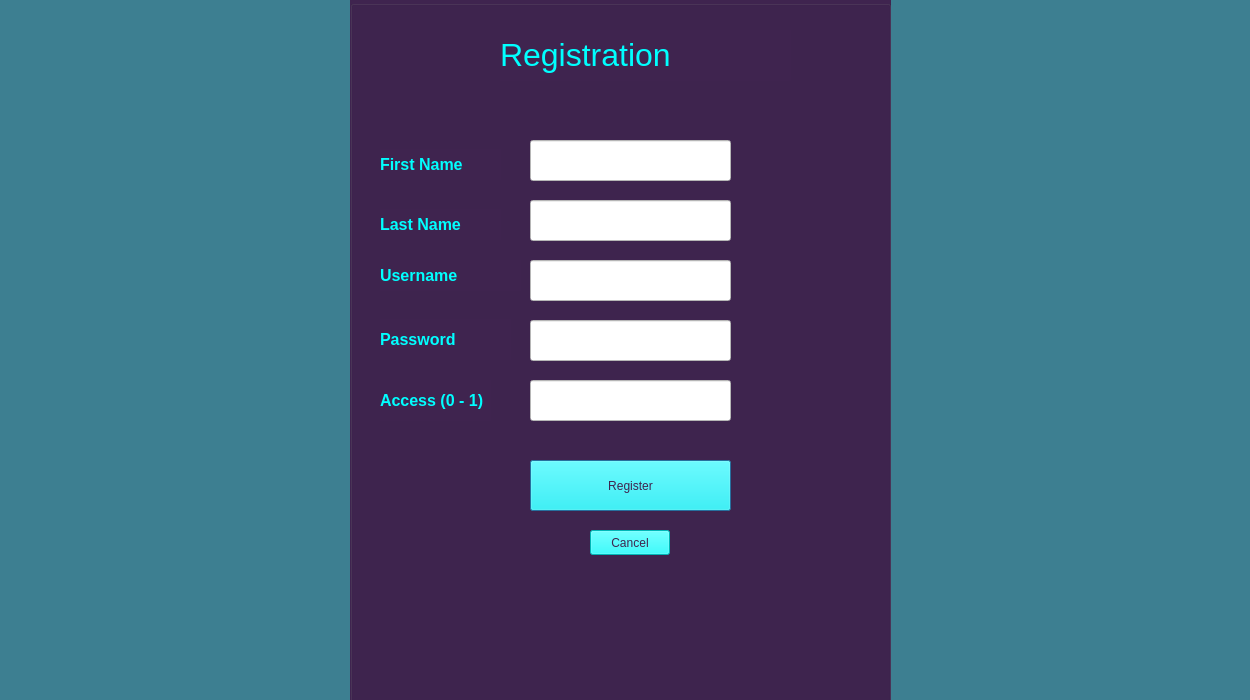
Old version of the form Gas_Station_Project/registrationwindow.ui in the repository Raymo1892/RuntimeTerror.
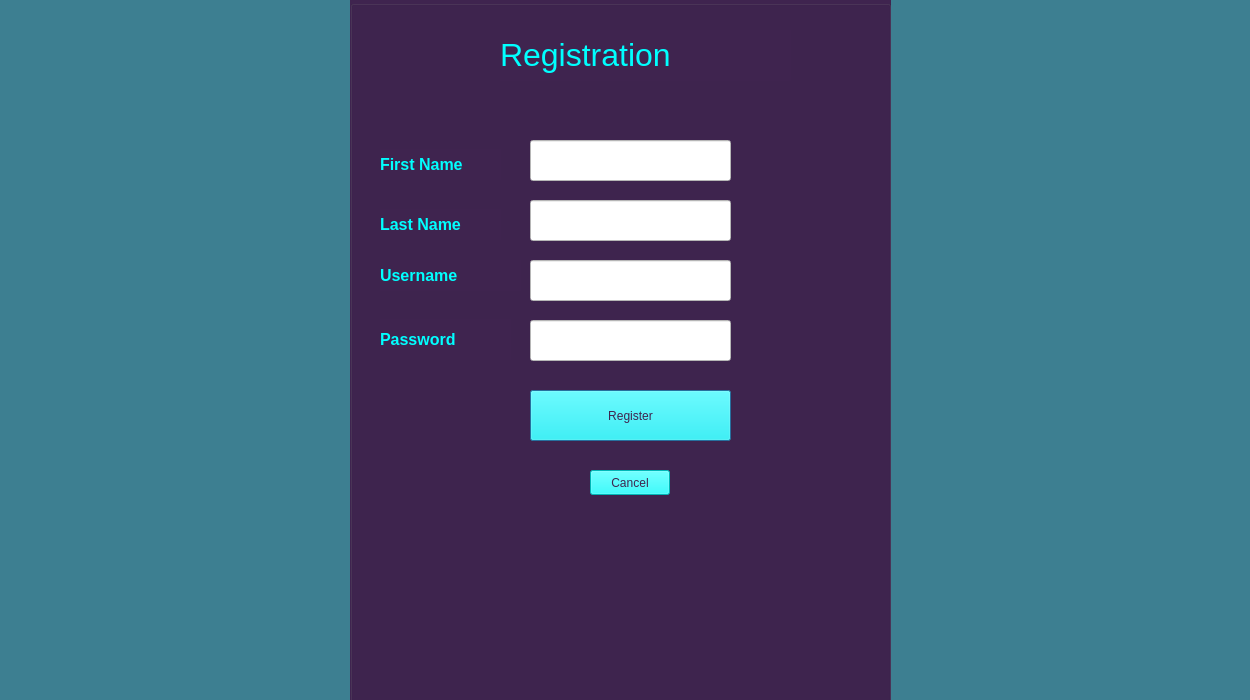
New version of the form.

```diff
--- a/Gas_Station_Project/registrationwindow.ui
+++ b/Gas_Station_Project/registrationwindow.ui
@@ -147,37 +147,6 @@
      <enum>QLineEdit::Password</enum>
     </property>
    </widget>
-   <widget class="QLineEdit" name="lineEdit_Email">
-    <property name="geometry">
-     <rect>
-      <x>180</x>
-      <y>380</y>
-      <width>201</width>
-      <height>41</height>
-     </rect>
-    </property>
-    <property name="styleSheet">
-     <string notr="true">background-color: rgb(255, 255, 255);</string>
-    </property>
-   </widget>
-   <widget class="QLabel" name="emailLabel">
-    <property name="geometry">
-     <rect>
-      <x>30</x>
-      <y>380</y>
-      <width>111</width>
-      <height>41</height>
-     </rect>
-    </property>
-    <property name="styleSheet">
-     <string notr="true">font: 87 8pt &quot;Segoe UI Black&quot;;
-background-color: rgb(63, 36, 79);
-color: rgb(0, 255, 255);</string>
-    </property>
-    <property name="text">
-     <string>&lt;html&gt;&lt;head/&gt;&lt;body&gt;&lt;p&gt;&lt;span style=&quot; font-size:12pt; font-weight:600;&quot;&gt;Access (0 - 1)&lt;/span&gt;&lt;/p&gt;&lt;/body&gt;&lt;/html&gt;</string>
-    </property>
-   </widget>
    <widget class="QLabel" name="lastNameLabel">
     <property name="geometry">
      <rect>
@@ -218,7 +187,7 @@
     <property name="geometry">
      <rect>
       <x>180</x>
-      <y>460</y>
+      <y>390</y>
       <width>201</width>
       <height>51</height>
      </rect>
@@ -245,7 +214,7 @@
     <property name="geometry">
      <rect>
       <x>240</x>
-      <y>530</y>
+      <y>470</y>
       <width>80</width>
       <height>25</height>
      </rect>
```
